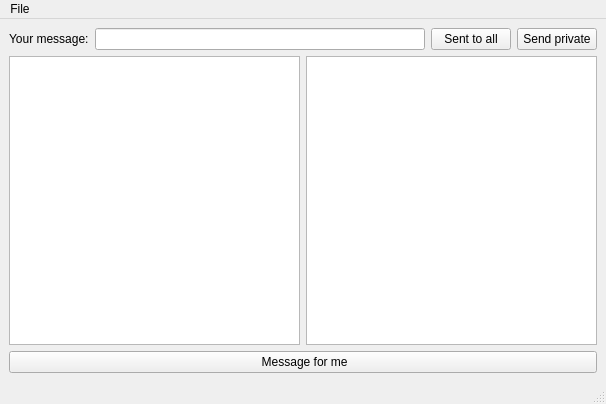
The window that client/src/mainwindow.ui (AleksandrLeykin/HomeworkM36) describes before a commit, drawn with Qt 5.
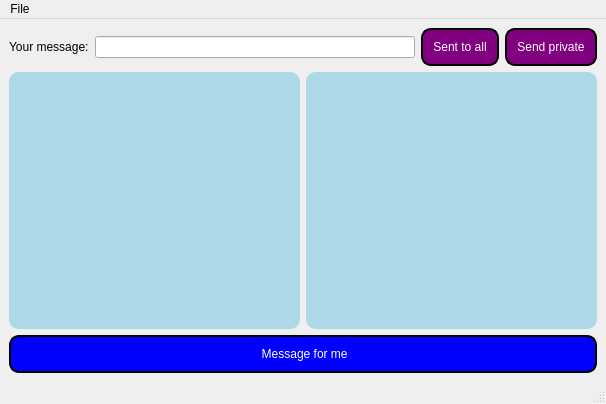
The same window after the commit.

Diff of the .ui file:
```diff
--- a/client/src/mainwindow.ui
+++ b/client/src/mainwindow.ui
@@ -33,6 +33,19 @@
       </item>
       <item>
        <widget class="QPushButton" name="sendMessageButton">
+        <property name="styleSheet">
+         <string notr="true">QPushButton {
+	background-color: purple;
+    color: white;
+	border: 2px solid black;
+	border-radius: 10px;
+	 padding: 10px; 
+}
+ QPushButton:hover {
+	 background-color: green; 
+	 color: white;
+   }</string>
+        </property>
         <property name="text">
          <string>Sent to all</string>
         </property>
@@ -40,6 +53,19 @@
       </item>
       <item>
        <widget class="QPushButton" name="privateMessageButton">
+        <property name="styleSheet">
+         <string notr="true">QPushButton {
+	background-color: purple;
+    color: white;
+	border: 2px solid black;
+	border-radius: 10px;
+	 padding: 10px; 
+}
+ QPushButton:hover {
+	 background-color: green; 
+	 color: white;
+   }</string>
+        </property>
         <property name="text">
          <string>Send private</string>
         </property>
@@ -50,15 +76,47 @@
     <item>
      <layout class="QHBoxLayout" name="horizontalLayout_2">
       <item>
-       <widget class="QTextBrowser" name="commonChatTextBrowser"/>
+       <widget class="QTextBrowser" name="commonChatTextBrowser">
+        <property name="styleSheet">
+         <string notr="true">QTextBrowser {
+	background-color: rgb(173, 216, 230);
+    color: black;
+	border-radius: 10px;
+	 padding: 10px; 
+}
+</string>
+        </property>
+       </widget>
       </item>
       <item>
-       <widget class="QTextBrowser" name="privateChatTextBrowser"/>
+       <widget class="QTextBrowser" name="privateChatTextBrowser">
+        <property name="styleSheet">
+         <string notr="true">QTextBrowser {
+	background-color: rgb(173, 216, 230);
+    color: black;
+	border-radius: 10px;
+	 padding: 10px; 
+}</string>
+        </property>
+       </widget>
       </item>
      </layout>
     </item>
     <item>
      <widget class="QPushButton" name="messageForMeButton">
+      <property name="styleSheet">
+       <string notr="true">QPushButton {
+	background-color: blue;
+    color: white;
+	border: 2px solid black;
+	border-radius: 10px;
+	 padding: 10px; 
+}
+ QPushButton:hover {
+	 background-color: green; 
+	 color: yellow;
+   }</string>
+      </property>
       <property name="text">
        <string> Message for me</string>
       </property>
```
